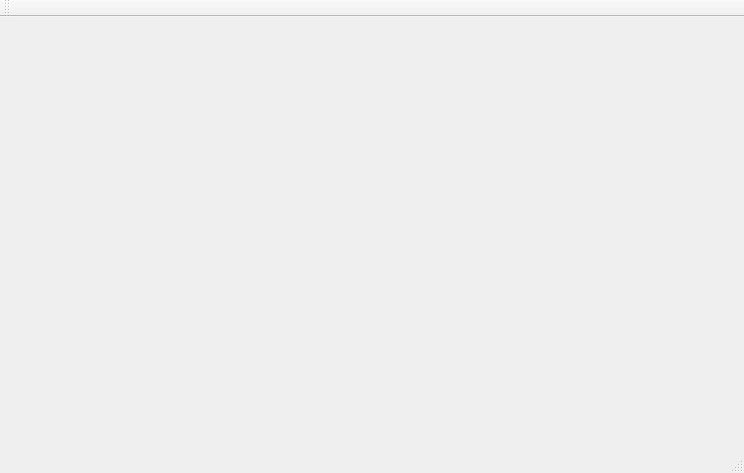
Above: mainwindow.ui from temarales/r3ds_internship before the change. Below: the same form after it.
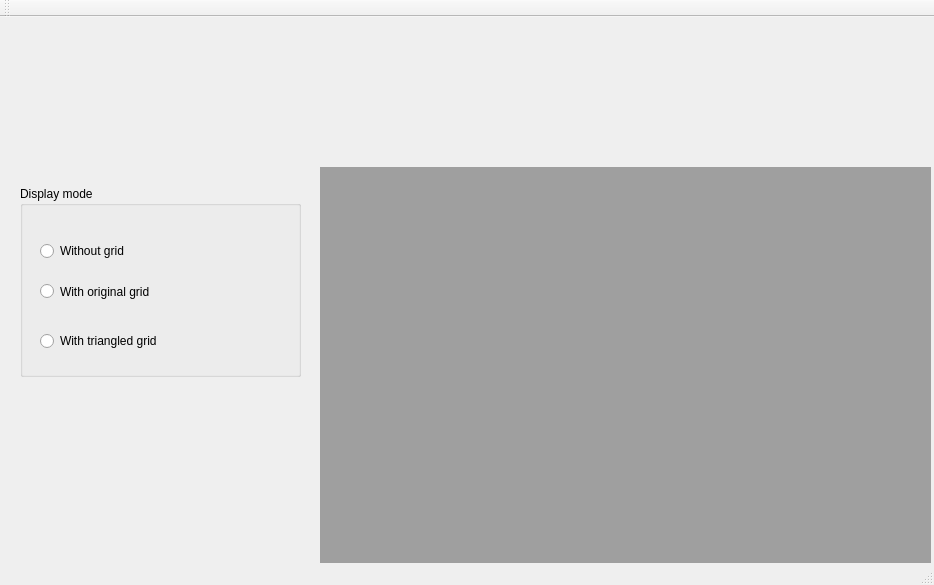
That is the form after the change.

```diff
--- a/mainwindow.ui
+++ b/mainwindow.ui
@@ -6,14 +6,85 @@
    <rect>
     <x>0</x>
     <y>0</y>
-    <width>744</width>
-    <height>473</height>
+    <width>934</width>
+    <height>585</height>
    </rect>
   </property>
   <property name="windowTitle">
    <string>MainWindow</string>
   </property>
-  <widget class="QWidget" name="centralWidget"/>
+  <widget class="QWidget" name="centralWidget">
+   <widget class="QGroupBox" name="groupBox">
+    <property name="geometry">
+     <rect>
+      <x>20</x>
+      <y>169</y>
+      <width>281</width>
+      <height>191</height>
+     </rect>
+    </property>
+    <property name="title">
+     <string>Display mode</string>
+    </property>
+    <property name="flat">
+     <bool>false</bool>
+    </property>
+    <widget class="QRadioButton" name="withoutGridRB">
+     <property name="geometry">
+      <rect>
+       <x>20</x>
+       <y>50</y>
+       <width>160</width>
+       <height>30</height>
+      </rect>
+     </property>
+     <property name="text">
+      <string>Without grid</string>
+     </property>
+    </widget>
+    <widget class="QRadioButton" name="withOriginalGridRB">
+     <property name="geometry">
+      <rect>
+       <x>20</x>
+       <y>90</y>
+       <width>211</width>
+       <height>31</height>
+      </rect>
+     </property>
+     <property name="text">
+      <string>With original grid</string>
+     </property>
+    </widget>
+    <widget class="QRadioButton" name="withTriangledGridRB">
+     <property name="geometry">
+      <rect>
+       <x>20</x>
+       <y>140</y>
+       <width>160</width>
+       <height>30</height>
+      </rect>
+     </property>
+     <property name="text">
+      <string>With triangled grid</string>
+     </property>
+    </widget>
+   </widget>
+   <widget class="QMdiArea" name="mdiArea">
+    <property name="geometry">
+     <rect>
+      <x>320</x>
+      <y>150</y>
+      <width>611</width>
+      <height>401</height>
+     </rect>
+    </property>
+    <widget class="QWidget" name="subwindow">
+     <property name="windowTitle">
+      <string>Subwindow</string>
+     </property>
+    </widget>
+   </widget>
+  </widget>
   <widget class="QToolBar" name="mainToolBar">
    <attribute name="toolBarArea">
     <enum>TopToolBarArea</enum>
```
